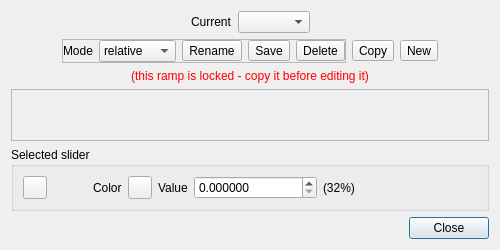
Above: qCC/ui_templates/colorScaleEditorDlg.ui from archeos/cloudcompare-archeos before the change. Below: the same form after it.
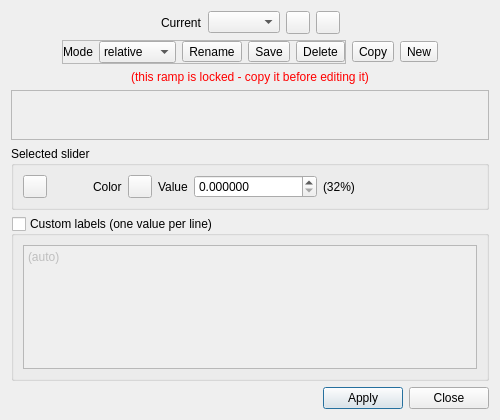
That is the form after the change. Icons and pictures are not drawn.

Diff of the .ui file:
```diff
--- a/qCC/ui_templates/colorScaleEditorDlg.ui
+++ b/qCC/ui_templates/colorScaleEditorDlg.ui
@@ -7,7 +7,7 @@
     <x>0</x>
     <y>0</y>
     <width>500</width>
-    <height>250</height>
+    <height>420</height>
    </rect>
   </property>
   <property name="windowTitle">
@@ -47,6 +47,28 @@
         </property>
        </widget>
       </item>
+      <item>
+       <widget class="QToolButton" name="exportToolButton">
+        <property name="toolTip">
+         <string>Export color scale to a file</string>
+        </property>
+        <property name="icon">
+         <iconset resource="../icones.qrc">
+          <normaloff>:/CC/images/ccSave.png</normaloff>:/CC/images/ccSave.png</iconset>
+        </property>
+       </widget>
+      </item>
+      <item>
+       <widget class="QToolButton" name="importToolButton">
+        <property name="toolTip">
+         <string>Import color scale from a file</string>
+        </property>
+        <property name="icon">
+         <iconset resource="../icones.qrc">
+          <normaloff>:/CC/images/ccOpen.png</normaloff>:/CC/images/ccOpen.png</iconset>
+        </property>
+       </widget>
+      </item>
       <item>
        <spacer name="horizontalSpacer_4">
         <property name="orientation">
@@ -300,6 +322,28 @@
      </layout>
     </widget>
    </item>
+   <item>
+    <widget class="QGroupBox" name="customLabelsGroupBox">
+     <property name="title">
+      <string>Custom labels (one value per line)</string>
+     </property>
+     <property name="checkable">
+      <bool>true</bool>
+     </property>
+     <property name="checked">
+      <bool>false</bool>
+     </property>
+     <layout class="QVBoxLayout" name="verticalLayout_2">
+      <item>
+       <widget class="QPlainTextEdit" name="customLabelsPlainTextEdit">
+        <property name="plainText">
+         <string>(auto)</string>
+        </property>
+       </widget>
+      </item>
+     </layout>
+    </widget>
+   </item>
    <item>
     <layout class="QHBoxLayout" name="horizontalLayout_5">
      <item>
@@ -315,6 +359,13 @@
        </property>
       </spacer>
      </item>
+     <item>
+      <widget class="QPushButton" name="applyPushButton">
+       <property name="text">
+        <string>Apply</string>
+       </property>
+      </widget>
+     </item>
      <item>
       <widget class="QPushButton" name="closePushButton">
        <property name="text">
```
Left out of the diff: 22 changed lines with no effect on the pictures.
